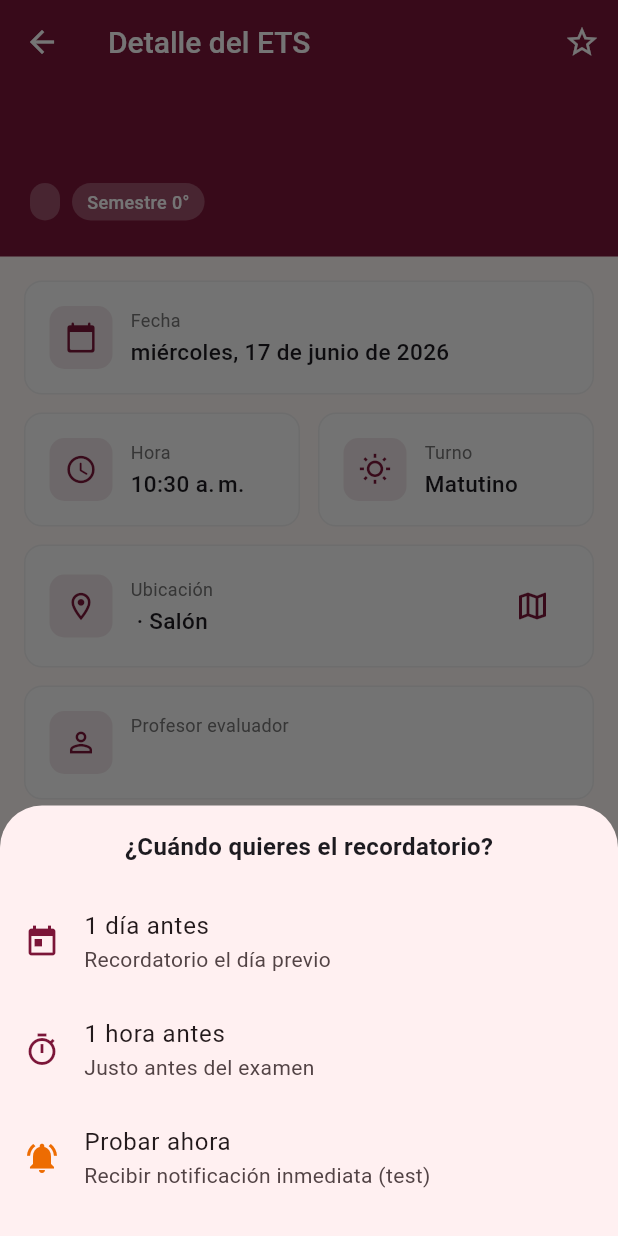
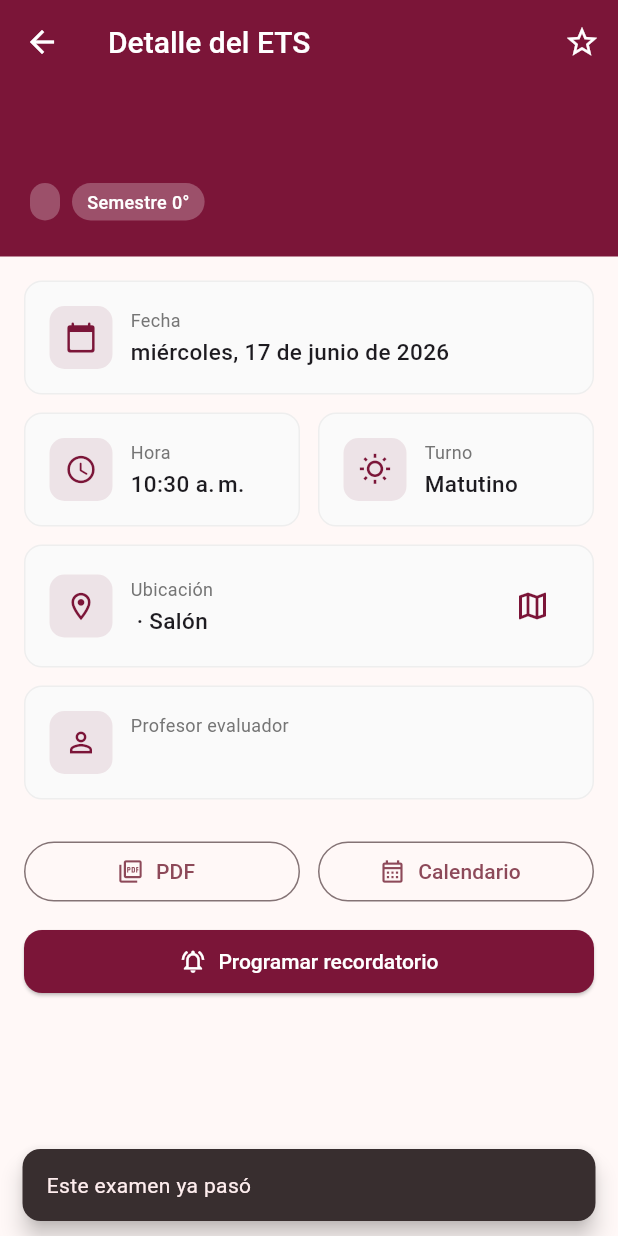
Before and after one commit to yahiravendanomena/-ets-escom, a Flutter app: the ExamDetailPage screen opened directly with empty values, after a tap on "Programar recordatorio", on a phone screen of 412 x 824 dp. Run offline on Flutter 3.47's test engine with Material 3 defaults, Android fonts, the phone set to English and light mode, and no system bars; our stand-ins replace dartz, equatable, flutter_local_notifications, flutter_riverpod, flutter_secure_storage, flutter_timezone and 5 more; missing offline and left inert: add_2_calendar; accounts and stored records are empty.

Commit message:
Resolución de conflictos en el Manifest y reparación de exam_detail_page

```diff
--- a/lib/features/exams/presentation/pages/exam_detail_page.dart
+++ b/lib/features/exams/presentation/pages/exam_detail_page.dart
@@ -2,9 +2,9 @@ import 'package:flutter/material.dart';
 import 'package:flutter_riverpod/flutter_riverpod.dart';
 import 'package:intl/intl.dart';
 import 'package:url_launcher/url_launcher.dart';
+import 'package:add_2_calendar/add_2_calendar.dart';
 import '../../../../core/theme/app_colors.dart';
-import '../../../../injection_container.dart';
-import '../../../notifications/services/notification_service.dart';
+import '../../../../core/services/notification_service.dart';
 import '../../domain/entities/exam.dart';
 import '../providers/exams_notifier.dart';
 
@@ -52,7 +52,6 @@ class ExamDetailPage extends ConsumerWidget {
         child: Column(
           crossAxisAlignment: CrossAxisAlignment.stretch,
           children: [
-            // Header con info principal
             Container(
               color: AppColors.guindaIpn,
               padding: const EdgeInsets.fromLTRB(20, 20, 20, 24),
@@ -85,7 +84,6 @@ class ExamDetailPage extends ConsumerWidget {
                 ],
               ),
             ),
-            // Cuerpo con la información
             Padding(
               padding: const EdgeInsets.all(16),
               child: Column(
@@ -136,7 +134,6 @@ class ExamDetailPage extends ConsumerWidget {
                     value: exam.professor,
                   ),
                   const SizedBox(height: 24),
-                  // Botones de acción
                   Row(
                     children: [
                       Expanded(
@@ -149,10 +146,9 @@ class ExamDetailPage extends ConsumerWidget {
                       const SizedBox(width: 12),
                       Expanded(
                         child: OutlinedButton.icon(
-                          onPressed: () =>
-                              _showComingSoon(context, 'iCalendar'),
+                          onPressed: () => _addToCalendar(context, exam),
                           icon: const Icon(Icons.calendar_month_outlined),
-                          label: const Text('.ics'),
+                          label: const Text('Calendario'),
                         ),
                       ),
                     ],
@@ -161,7 +157,7 @@ class ExamDetailPage extends ConsumerWidget {
                   SizedBox(
                     width: double.infinity,
                     child: ElevatedButton.icon(
-                      onPressed: () => _scheduleReminder(context),
+                      onPressed: () => _scheduleReminder(context, exam),
                       icon: const Icon(Icons.notifications_active_outlined),
                       label: const Text('Programar recordatorio'),
                     ),
@@ -216,11 +212,18 @@ class ExamDetailPage extends ConsumerWidget {
     }
   }
 
-  /// Muestra el bottom sheet para programar un recordatorio del ETS.
-  Future<void> _scheduleReminder(BuildContext context) async {
-    final option = await showModalBottomSheet<String>(
+  Future<void> _scheduleReminder(BuildContext context, Exam exam) async {
+    if (exam.date.isBefore(DateTime.now())) {
+      ScaffoldMessenger.of(context).showSnackBar(
+        const SnackBar(content: Text('Este examen ya pasó')),
+      );
+      return;
+    }
+
+    final int? hoursBefore = await showModalBottomSheet<int>(
       context: context,
-      builder: (ctx) => SafeArea(
+      builder: (ctx) {
+        return SafeArea(
           child: Column(
             mainAxisSize: MainAxisSize.min,
             children: [
@@ -232,100 +235,82 @@ class ExamDetailPage extends ConsumerWidget {
                 ),
               ),
               ListTile(
-              leading: const Icon(Icons.today, color: AppColors.guindaIpn),
-              title: const Text('1 día antes'),
-              subtitle: const Text('Recordatorio el día previo'),
-              onTap: () => Navigator.pop(ctx, '1day'),
+                leading: const Icon(Icons.notifications),
+                title: const Text('1 hora antes'),
+                onTap: () => Navigator.pop(ctx, 1),
               ),
               ListTile(
-              leading: const Icon(
-                Icons.timer_outlined,
-                color: AppColors.guindaIpn,
-              ),
-              title: const Text('1 hora antes'),
-              subtitle: const Text('Justo antes del examen'),
-              onTap: () => Navigator.pop(ctx, '1hour'),
+                leading: const Icon(Icons.notifications),
+                title: const Text('1 día antes'),
+                onTap: () => Navigator.pop(ctx, 24),
               ),
               ListTile(
-              leading: const Icon(
-                Icons.notifications_active,
-                color: AppColors.warning,
+                leading: const Icon(Icons.notifications),
+                title: const Text('3 días antes'),
+                onTap: () => Navigator.pop(ctx, 72),
               ),
-              title: const Text('Probar ahora'),
-              subtitle: const Text('Recibir notificación inmediata (test)'),
-              onTap: () => Navigator.pop(ctx, 'now'),
-            ),
-            const SizedBox(height: 16),
             ],
           ),
-      ),
+        );
+      },
     );
 
-    if (option == null || !context.mounted) return;
+    if (hoursBefore == null) return;
 
-    final service = sl<NotificationService>();
-    final notificationId = exam.id.hashCode;
-    final title = 'Recordatorio: ${exam.subject}';
-    final body = 'Tu ETS es en ${exam.building}, Salón ${exam.classroom}';
+    final scheduledDate = exam.date.subtract(Duration(hours: hoursBefore));
 
-    try {
-      if (option == 'now') {
-        await service.showNow(
-          id: notificationId,
-          title: title,
-          body: body,
-        );
-      } else {
-        DateTime scheduledTime;
-        if (option == '1day') {
-          scheduledTime = exam.date.subtract(const Duration(days: 1));
-        } else {
-          scheduledTime = exam.date.subtract(const Duration(hours: 1));
-        }
-
-        // Validar que la fecha no sea en el pasado.
-        if (scheduledTime.isBefore(DateTime.now())) {
+    if (scheduledDate.isBefore(DateTime.now())) {
       if (context.mounted) {
         ScaffoldMessenger.of(context).showSnackBar(
           const SnackBar(
-                content: Text(
-                  'No se puede programar: la fecha ya pasó. Usa "Probar ahora".',
-                ),
-                backgroundColor: AppColors.warning,
+            content: Text('Esa anticipación ya pasó, elige una más corta'),
           ),
         );
       }
       return;
     }
 
-        await service.scheduleNotification(
-          id: notificationId,
-          title: title,
-          body: body,
-          scheduledDate: scheduledTime,
-        );
-      }
-
-      if (!context.mounted) return;
+    final service = NotificationService();
+    final granted = await service.requestPermissions();
+    if (!granted) {
+      if (context.mounted) {
         ScaffoldMessenger.of(context).showSnackBar(
-        SnackBar(
-          content: Text(
-            option == 'now'
-                ? 'Notificación enviada 🔔'
-                : 'Recordatorio programado ✅',
-          ),
-          backgroundColor: AppColors.success,
-        ),
-      );
-    } catch (e) {
-      if (!context.mounted) return;
-      ScaffoldMessenger.of(context).showSnackBar(
-        SnackBar(
-          content: Text('Error: $e'),
-          backgroundColor: AppColors.error,
+          const SnackBar(
+            content: Text('Necesitas permitir notificaciones'),
           ),
         );
       }
+      return;
+    }
+
+    await service.scheduleReminder(
+      id: exam.id.hashCode,
+      title: 'ETS: ${exam.subject}',
+      body:
+          'Tu examen es el ${DateFormat("d 'de' MMMM 'a las' h:mm a", 'es_MX').format(exam.date)} en ${exam.building}, salón ${exam.classroom}.',
+      scheduledDate: scheduledDate,
+    );
+
+    if (context.mounted) {
+      ScaffoldMessenger.of(context).showSnackBar(
+        const SnackBar(
+          content: Text('Recordatorio programado ✅'),
+          behavior: SnackBarBehavior.floating,
+        ),
+      );
+    }
+  }
+
+  Future<void> _addToCalendar(BuildContext context, Exam exam) async {
+    final event = Event(
+      title: 'ETS: ${exam.subject}',
+      description: 'Profesor: ${exam.professor}\nTurno: ${exam.shift.label}',
+      location: '${exam.building} · Salón ${exam.classroom}',
+      startDate: exam.date,
+      endDate: exam.date.add(const Duration(hours: 2)),
+    );
+
+    await Add2Calendar.addEvent2Cal(event);
   }
 
   void _showComingSoon(BuildContext context, String feature) {
@@ -338,7 +323,6 @@ class ExamDetailPage extends ConsumerWidget {
   }
 }
 
-/// Card de información con ícono, título y valor.
 class _DetailCard extends StatelessWidget {
   final IconData icon;
   final String title;
--- a/pubspec.yaml
+++ b/pubspec.yaml
@@ -38,6 +38,7 @@ dependencies:
   flutter_local_notifications: ^17.2.3
   url_launcher: ^6.3.1
   timezone: ^0.9.4
+  flutter_timezone: ^3.0.1
 
   # Exportación
   pdf: ^3.11.1
```
Also changed, not shown: lib/core/services/notification_service.dart (added, +98 -0 lines), lib/features/exams/presentation/pages/search_page.dart (+16 -18 lines), lib/main.dart (+11 -0 lines), pubspec.lock, 5 other files. Lines whose indentation alone changed are shown as unchanged.
